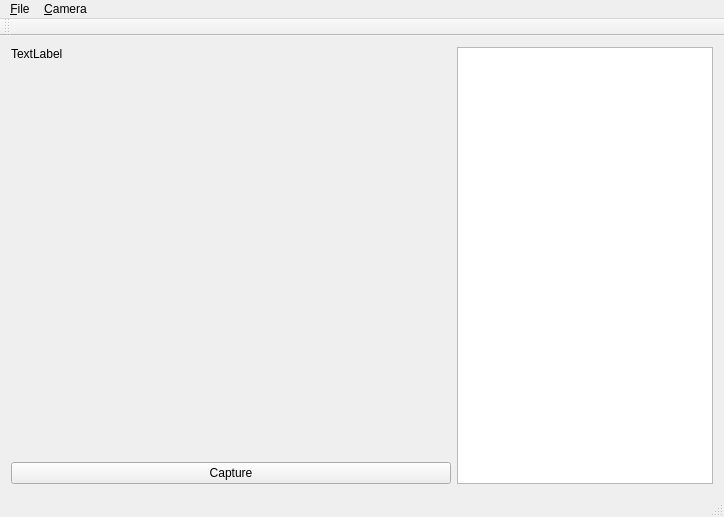
First picture: the form in source/mainwindow.ui, repository itai2/stopmotion, before the edit.
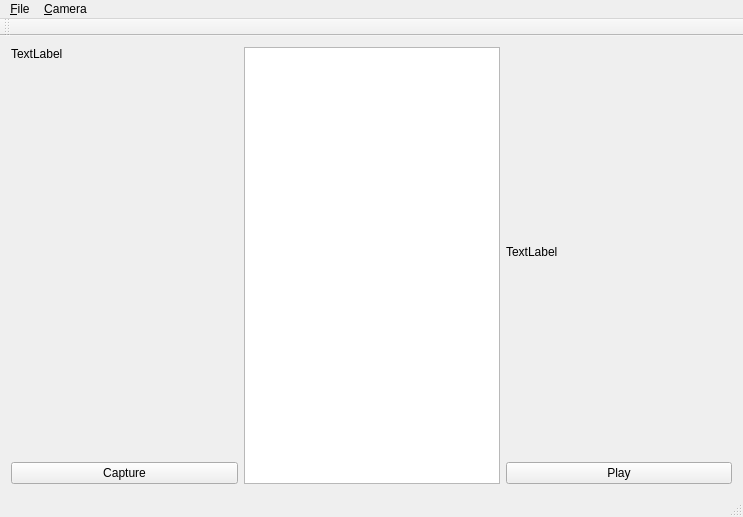
Second picture: the form after the edit. Custom widgets are drawn as their Qt base class.

What changed in the file:
```diff
--- a/source/mainwindow.ui
+++ b/source/mainwindow.ui
@@ -6,7 +6,7 @@
    <rect>
     <x>0</x>
     <y>0</y>
-    <width>724</width>
+    <width>743</width>
     <height>517</height>
    </rect>
   </property>
@@ -14,7 +14,7 @@
    <string>MainWindow</string>
   </property>
   <widget class="QWidget" name="centralWidget">
-   <layout class="QHBoxLayout" name="horizontalLayout" stretch="1,0">
+   <layout class="QHBoxLayout" name="horizontalLayout" stretch="1,0,1">
     <item>
      <layout class="QVBoxLayout" name="verticalLayout" stretch="0,1,0">
       <item>
@@ -42,6 +42,24 @@
     <item>
      <widget class="QListWidget" name="_imageIconList"/>
     </item>
+    <item>
+     <layout class="QVBoxLayout" name="verticalLayout_2" stretch="1,0">
+      <item>
+       <widget class="QLabel" name="_movie">
+        <property name="text">
+         <string>TextLabel</string>
+        </property>
+       </widget>
+      </item>
+      <item>
+       <widget class="QPushButton" name="_play">
+        <property name="text">
+         <string>Play</string>
+        </property>
+       </widget>
+      </item>
+     </layout>
+    </item>
    </layout>
   </widget>
   <widget class="QMenuBar" name="menuBar">
@@ -49,7 +67,7 @@
     <rect>
      <x>0</x>
      <y>0</y>
-     <width>724</width>
+     <width>743</width>
      <height>22</height>
     </rect>
    </property>
```
